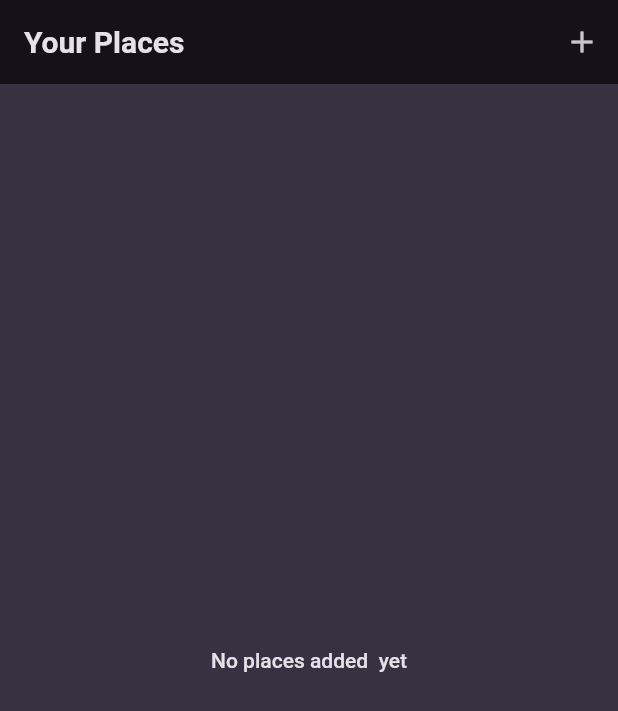
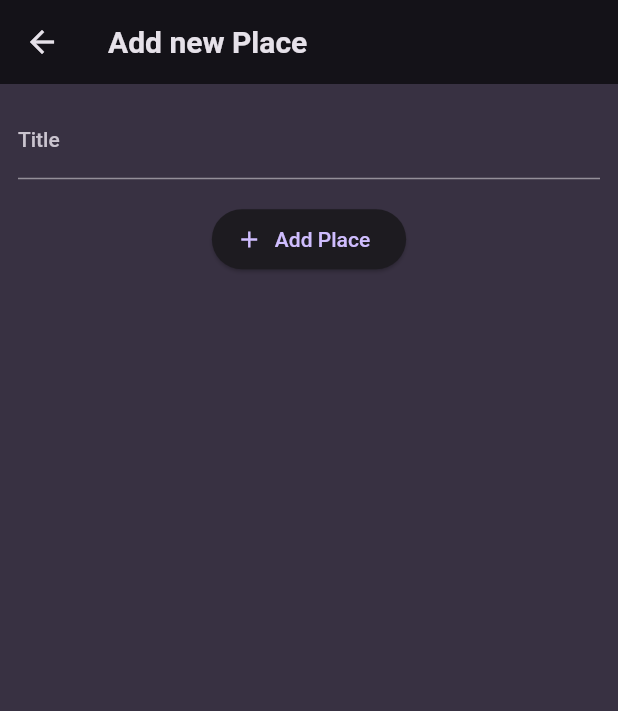
Before and after one commit to purbashis/favorite_places_flutter, a Flutter app: the screen it shows after launch, after a tap on the "add" icon, on a phone screen of 412 x 824 dp. Shown: the top 711 px of the screen. Run offline on Flutter 3.47's test engine with Material 2 defaults, Android fonts, the phone set to English and light mode, and no system bars; our stand-ins replace google_fonts.

Commit message:
added a add places screen and navigate when clicked + in places screen

```diff
--- a/lib/main.dart
+++ b/lib/main.dart
@@ -1,3 +1,4 @@
+import 'package:favorite_places/screens/add_places.dart';
 import 'package:favorite_places/screens/places.dart';
 import 'package:flutter/material.dart';
 
--- a/lib/screens/add_places.dart
+++ b/lib/screens/add_places.dart
@@ -0,0 +1,47 @@
+import 'package:flutter/material.dart';
+
+class AddPlaceScreen extends StatefulWidget {
+  const AddPlaceScreen({super.key});
+
+  @override
+  State<AddPlaceScreen> createState() => _AddPlaceScreenState();
+}
+
+class _AddPlaceScreenState extends State<AddPlaceScreen> {
+  final _titleController = TextEditingController();
+  @override
+  void dispose() {
+    _titleController.dispose();
+    super.dispose();
+  }
+
+  @override
+  Widget build(BuildContext context) {
+    return Scaffold(
+      appBar: AppBar(
+        title: const Text('Add new Place'),
+      ),
+      body: SingleChildScrollView(
+        padding: const EdgeInsets.all(12),
+        child: Column(
+          children: [
+
+            TextField(
+              style: TextStyle(color: Theme.of(context).colorScheme.onBackground,fontSize: 18.0, ),
+              decoration: const InputDecoration(labelText: 'Title'),
+              controller: _titleController,
+            ),
+            const SizedBox(
+              height: 16,
+            ),
+            ElevatedButton.icon(
+              onPressed: () {},
+              icon: const Icon(Icons.add),
+              label: const Text('Add Place'),
+            ),
+          ],
+        ),
+      ),
+    );
+  }
+}
--- a/lib/screens/places.dart
+++ b/lib/screens/places.dart
@@ -1,3 +1,4 @@
+import 'package:favorite_places/screens/add_places.dart';
 import 'package:favorite_places/widgets/places_list.dart';
 import 'package:flutter/material.dart';
 
@@ -10,7 +11,11 @@ class PlacesListScreen extends StatelessWidget {
       appBar: AppBar(
         title: const Text('Your Places'),
         actions: [
-          IconButton(onPressed: (){}, icon: const Icon(Icons.add)),
+          IconButton(
+              onPressed: () {
+                Navigator.of(context).push(MaterialPageRoute(builder: (context)=>const AddPlaceScreen()));
+              },
+              icon: const Icon(Icons.add)),
         ],
       ),
       body: const PlacesList(
```
